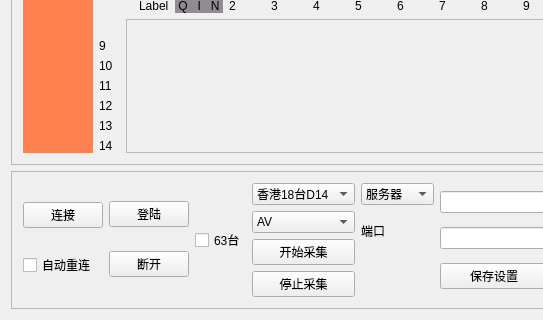
First picture: the form in OCRProject/Ui/OcrControl.ui, repository ThePowerOfSwift/OCR_LIVE_HISTORY, before the edit; both pictures show x 0 to 543 and y 613 to 933 of the 1051 by 933 pixel window.
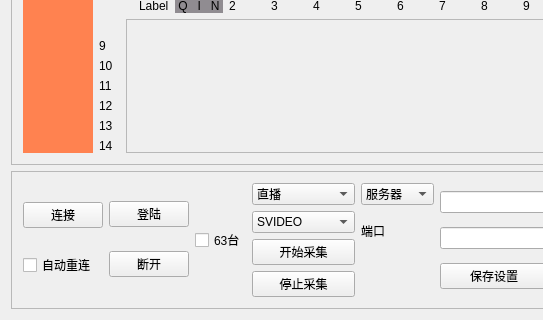
Second picture: the form after the edit.

Commit message: 修改了实时直播

Diff of the .ui file:
```diff
--- a/OCRProject/Ui/OcrControl.ui
+++ b/OCRProject/Ui/OcrControl.ui
@@ -7,7 +7,7 @@
     <x>0</x>
     <y>0</y>
     <width>1051</width>
-    <height>877</height>
+    <height>891</height>
    </rect>
   </property>
   <property name="windowTitle">
@@ -1194,6 +1194,11 @@
              <layout class="QVBoxLayout" name="verticalLayout_14">
               <item>
                <widget class="QComboBox" name="videoTypeComboBox">
+                <item>
+                 <property name="text">
+                  <string>直播</string>
+                 </property>
+                </item>
                 <item>
                  <property name="text">
                   <string>香港18台D14</string>
@@ -1218,11 +1223,6 @@
               </item>
               <item>
                <widget class="QComboBox" name="sdkCardVideoSourceComboBox">
-                <item>
-                 <property name="text">
-                  <string>AV</string>
-                 </property>
-                </item>
                 <item>
                  <property name="text">
                   <string>SVIDEO</string>
```
Left out of the diff: 17 changed lines with no effect on the pictures. The commit also changes 19 other files.
